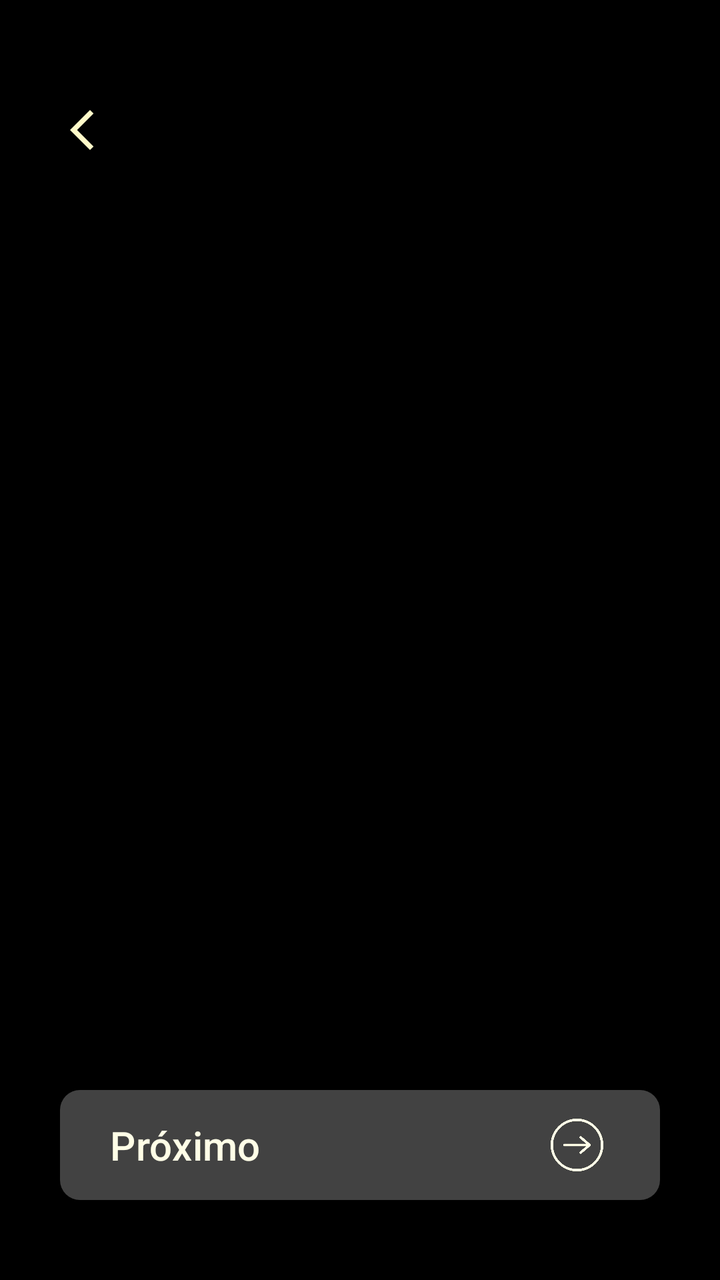
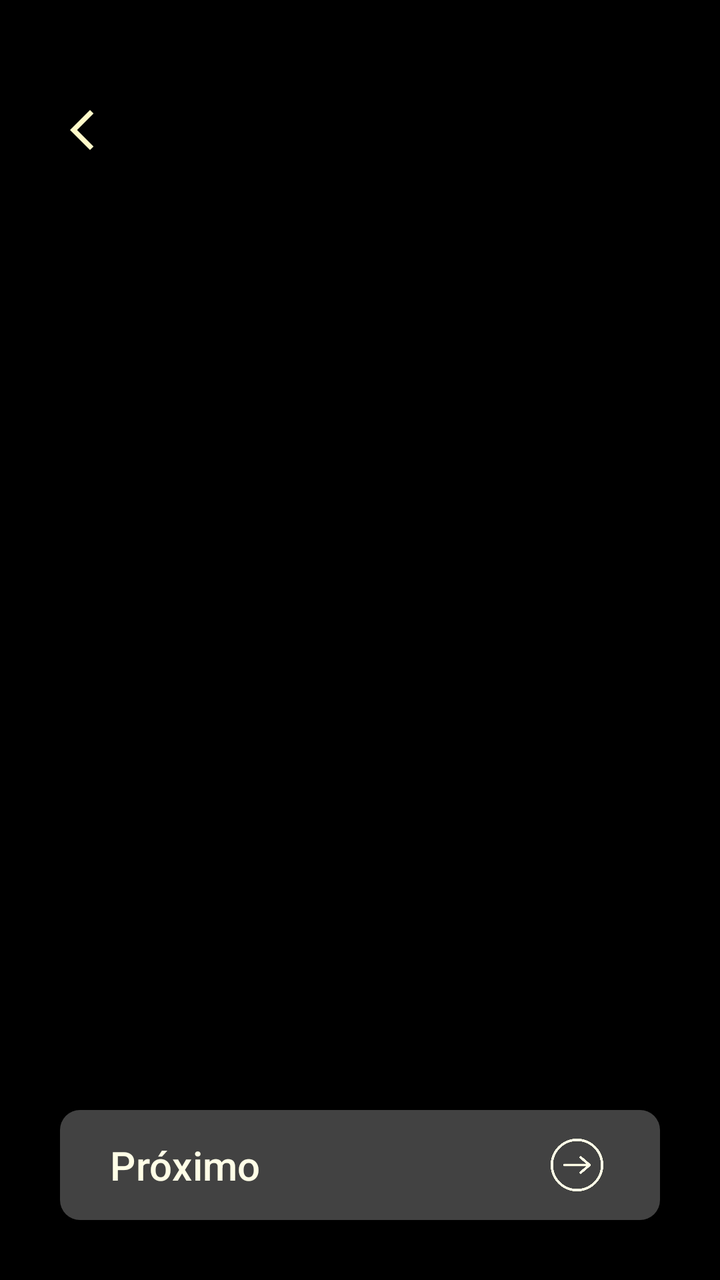

Before-and-after screenshots of an Android layout around one commit, followed by the original layout XML and the change that was made.
<!-- AndroidManifest.xml: application theme Theme.Monaly -->
<!-- res/layout/activity_onboarding.xml -->
<?xml version="1.0" encoding="utf-8"?>
<androidx.constraintlayout.widget.ConstraintLayout
    xmlns:android="http://schemas.android.com/apk/res/android"
    xmlns:app="http://schemas.android.com/apk/res-auto"
    android:layout_width="match_parent"
    android:layout_height="match_parent"
    android:background="@color/black">

    <androidx.viewpager2.widget.ViewPager2
        android:id="@+id/viewPagerOnboarding"
        android:layout_width="0dp"
        android:layout_height="0dp"
        app:layout_constraintBottom_toTopOf="@+id/buttonNext"
        app:layout_constraintEnd_toEndOf="parent"
        app:layout_constraintHorizontal_bias="0.0"
        app:layout_constraintStart_toStartOf="parent"
        app:layout_constraintTop_toTopOf="parent" />

    <androidx.appcompat.widget.AppCompatButton
        android:id="@+id/buttonBack"
        android:contentDescription="Botão de voltar"
        android:layout_width="60dp"
        android:layout_height="60dp"
        android:layout_marginStart="20dp"
        android:layout_marginTop="35dp"
        android:background="@drawable/drawable_background_button_round_transparent"
        android:drawableStart="@drawable/icon_arrow_back_ios"
        android:paddingStart="15dp"
        app:layout_constraintStart_toStartOf="parent"
        app:layout_constraintTop_toTopOf="parent" />

    <com.google.android.material.button.MaterialButton
        android:id="@+id/buttonNext"
        android:layout_width="0dp"
        android:layout_height="55dp"
        android:layout_marginStart="30dp"
        android:layout_marginEnd="30dp"
        android:layout_marginBottom="40dp"
        android:background="@drawable/drawable_background_button_gray_dark_10_dp"
        android:gravity="start|center_vertical"
        android:paddingStart="25dp"
        android:paddingEnd="25dp"
        android:text="@string/onboarding_bottom_next"
        android:textAllCaps="false"
        android:textColor="@color/bage_neutral"
        android:textSize="20sp"
        android:textStyle="normal"
        app:backgroundTint="@color/gray_dark"
        app:cornerRadius="10dp"
        app:icon="@drawable/ic_arrow_right_bage_neutral"
        app:iconGravity="end"
        app:iconSize="33dp"
        app:iconTint="@null"
        app:layout_constraintBottom_toBottomOf="parent"
        app:layout_constraintEnd_toEndOf="parent"
        app:layout_constraintStart_toStartOf="parent" />

</androidx.constraintlayout.widget.ConstraintLayout>
<!-- resources referenced by this layout -->
<resources>
  <color name="bage_neutral">#fffee7</color>
  <color name="black">#000000</color>
  <color name="gray_dark">#424242</color>
  <!-- drawable drawable_background_button_gray_dark_10_dp (drawable) -->
  <?xml version="1.0" encoding="utf-8"?>
  <shape xmlns:android="http://schemas.android.com/apk/res/android">
  
      <corners android:radius="10dp"/>
      <solid android:color="@color/gray_dark"/>
  
  </shape>
  <!-- drawable drawable_background_button_round_transparent (drawable) -->
  <?xml version="1.0" encoding="utf-8"?>
  <shape xmlns:android="http://schemas.android.com/apk/res/android"
  
      android:shape="rectangle">
      <corners android:radius="100dp"/>
  
  </shape>
  <!-- drawable ic_arrow_right_bage_neutral: png bitmap (drawable, 3728 bytes) -->
  <!-- drawable icon_arrow_back_ios (drawable) -->
  <vector xmlns:android="http://schemas.android.com/apk/res/android" android:autoMirrored="true" android:height="24dp" android:tint="#FFFAC9" android:viewportHeight="960" android:viewportWidth="960" android:width="24dp">
        
      <path android:fillColor="@android:color/white" android:pathData="M400,880L0,480L400,80L471,151L142,480L471,809L400,880Z"/>
      
  </vector>
  <string name="onboarding_bottom_next">Próximo</string>
  <style name="Theme.Monaly" parent="Base.Theme.Monaly" />
  <style name="Base.Theme.Monaly" parent="Theme.Material3.DayNight.NoActionBar">
  
          <item name="android:navigationBarColor">@color/black</item>
  
      </style>
</resources>

<!-- the commit's change to res/layout/activity_onboarding.xml (unified diff, before → after) -->
@@ -35,7 +35,7 @@
         android:layout_height="55dp"
         android:layout_marginStart="30dp"
         android:layout_marginEnd="30dp"
-        android:layout_marginBottom="40dp"
+        android:layout_marginBottom="30dp"
         android:background="@drawable/drawable_background_button_gray_dark_10_dp"
         android:gravity="start|center_vertical"
         android:paddingStart="25dp"
